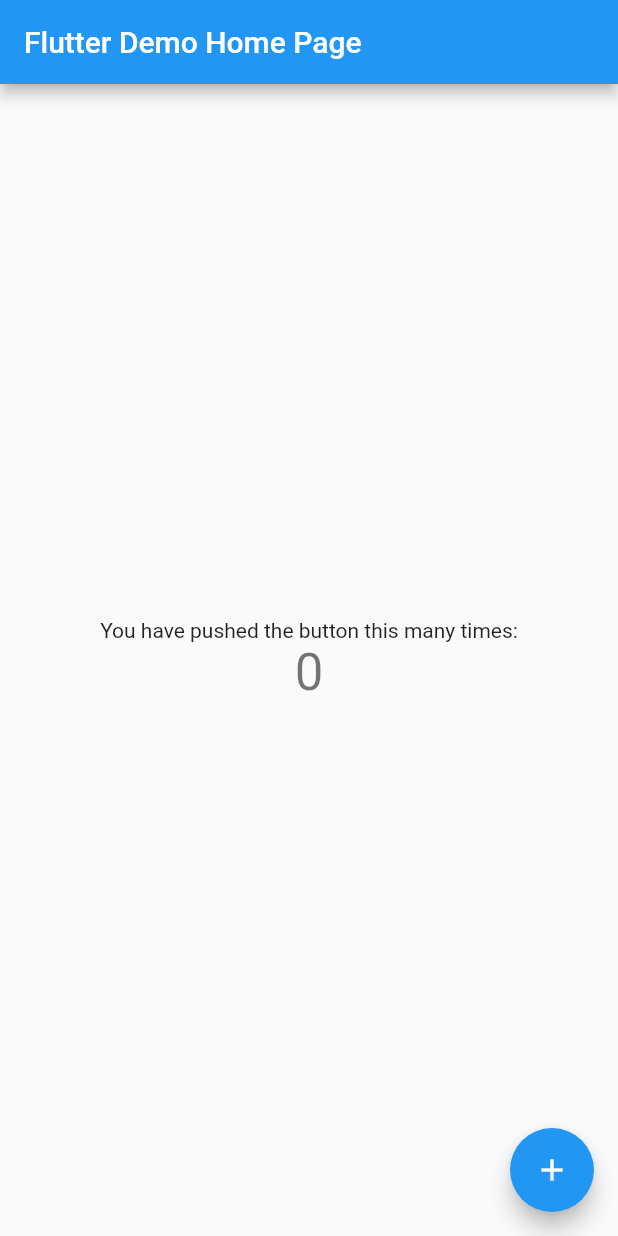
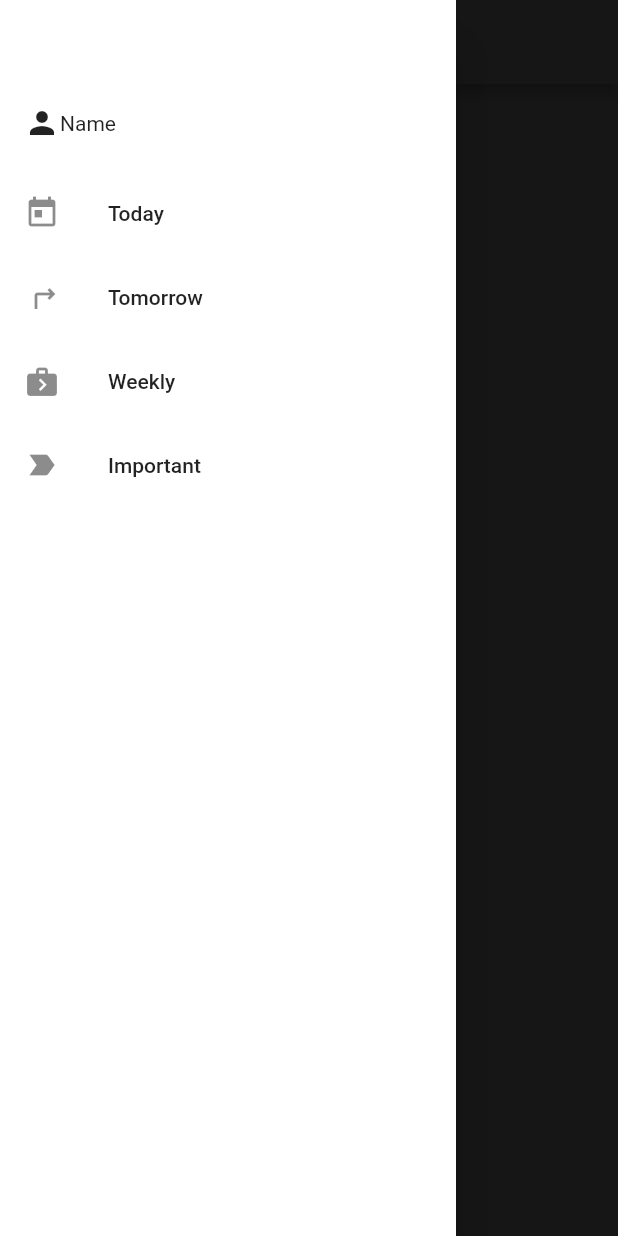
Before and after one commit to Hasith435/todo-app, a Flutter app: the screen it shows after launch, with the side drawer open (before the commit the screen has no drawer), on a phone screen of 412 x 824 dp. Run offline on Flutter 3.47's test engine with Material 2 defaults, Android fonts, the phone set to English and light mode, and no system bars.

Commit message:
added code
Added code to the main file

```diff
--- a/todo_app/lib/main.dart
+++ b/todo_app/lib/main.dart
@@ -1,115 +1,116 @@
+import 'dart:convert';
+
 import 'package:flutter/material.dart';
 
 void main() {
-  runApp(const MyApp());
+  runApp(const Todo());
 }
 
-class MyApp extends StatelessWidget {
-  const MyApp({super.key});
+class Todo extends StatelessWidget {
+  const Todo({super.key});
 
-  // This widget is the root of your application.
   @override
   Widget build(BuildContext context) {
     return MaterialApp(
-      title: 'Flutter Demo',
-      theme: ThemeData(
-        // This is the theme of your application.
-        //
-        // Try running your application with "flutter run". You'll see the
-        // application has a blue toolbar. Then, without quitting the app, try
-        // changing the primarySwatch below to Colors.green and then invoke
-        // "hot reload" (press "r" in the console where you ran "flutter run",
-        // or simply save your changes to "hot reload" in a Flutter IDE).
-        // Notice that the counter didn't reset back to zero; the application
-        // is not restarted.
-        primarySwatch: Colors.blue,
-      ),
-      home: const MyHomePage(title: 'Flutter Demo Home Page'),
+      debugShowCheckedModeBanner: false,
+      theme: ThemeData(primarySwatch: Colors.grey),
+      home: const RootPage(),
     );
   }
 }
 
-class MyHomePage extends StatefulWidget {
-  const MyHomePage({super.key, required this.title});
-
-  // This widget is the home page of your application. It is stateful, meaning
-  // that it has a State object (defined below) that contains fields that affect
-  // how it looks.
-
-  // This class is the configuration for the state. It holds the values (in this
-  // case the title) provided by the parent (in this case the App widget) and
-  // used by the build method of the State. Fields in a Widget subclass are
-  // always marked "final".
-
-  final String title;
+class RootPage extends StatefulWidget {
+  const RootPage({super.key});
 
   @override
-  State<MyHomePage> createState() => _MyHomePageState();
+  State<RootPage> createState() => _RootPageState();
 }
 
-class _MyHomePageState extends State<MyHomePage> {
-  int _counter = 0;
-
-  void _incrementCounter() {
-    setState(() {
-      // This call to setState tells the Flutter framework that something has
-      // changed in this State, which causes it to rerun the build method below
-      // so that the display can reflect the updated values. If we changed
-      // _counter without calling setState(), then the build method would not be
-      // called again, and so nothing would appear to happen.
-      _counter++;
-    });
-  }
-
+class _RootPageState extends State<RootPage> {
   @override
   Widget build(BuildContext context) {
-    // This method is rerun every time setState is called, for instance as done
-    // by the _incrementCounter method above.
-    //
-    // The Flutter framework has been optimized to make rerunning build methods
-    // fast, so that you can just rebuild anything that needs updating rather
-    // than having to individually change instances of widgets.
     return Scaffold(
+      backgroundColor: Colors.grey[850],
       appBar: AppBar(
-        // Here we take the value from the MyHomePage object that was created by
-        // the App.build method, and use it to set our appbar title.
-        title: Text(widget.title),
+        title: const Text(
+          "To-Do",
+          style: TextStyle(color: Colors.white),
+        ),
+        backgroundColor: Colors.grey[850],
       ),
-      body: Center(
-        // Center is a layout widget. It takes a single child and positions it
-        // in the middle of the parent.
-        child: Column(
-          // Column is also a layout widget. It takes a list of children and
-          // arranges them vertically. By default, it sizes itself to fit its
-          // children horizontally, and tries to be as tall as its parent.
-          //
-          // Invoke "debug painting" (press "p" in the console, choose the
-          // "Toggle Debug Paint" action from the Flutter Inspector in Android
-          // Studio, or the "Toggle Debug Paint" command in Visual Studio Code)
-          // to see the wireframe for each widget.
-          //
-          // Column has various properties to control how it sizes itself and
-          // how it positions its children. Here we use mainAxisAlignment to
-          // center the children vertically; the main axis here is the vertical
-          // axis because Columns are vertical (the cross axis would be
-          // horizontal).
+      body: SingleChildScrollView(
+        child: Row(
           mainAxisAlignment: MainAxisAlignment.center,
-          children: <Widget>[
-            const Text(
-              'You have pushed the button this many times:',
-            ),
+          crossAxisAlignment: CrossAxisAlignment.center,
+          children: const [
             Text(
-              '$_counter',
-              style: Theme.of(context).textTheme.headlineMedium,
-            ),
+              'HI (NAME)!',
+              style: TextStyle(color: Colors.white),
+            )
           ],
         ),
       ),
-      floatingActionButton: FloatingActionButton(
-        onPressed: _incrementCounter,
-        tooltip: 'Increment',
-        child: const Icon(Icons.add),
-      ), // This trailing comma makes auto-formatting nicer for build methods.
+      drawer: const NavigationDrawer(),
     );
   }
 }
+
+class NavigationDrawer extends StatelessWidget {
+  const NavigationDrawer({super.key});
+
+  @override
+  Widget build(BuildContext context) => Drawer(
+        backgroundColor: Colors.white,
+        child: SingleChildScrollView(
+          child: Column(
+            crossAxisAlignment: CrossAxisAlignment.stretch,
+            children: [
+              Column(
+                children: [
+                  Container(
+                    padding: const EdgeInsets.fromLTRB(16, 70, 2, 20),
+                    child: Row(
+                      children: [
+                        const Icon(Icons.person),
+                        const Text('Name'),
+                        Divider(
+                          color: Colors.grey[400],
+                          thickness: 40,
+                        )
+                      ],
+                    ),
+                  ),
+
+                  //Today button
+                  ListTile(
+                    leading: const Icon(Icons.today),
+                    title: const Text('Today'),
+                    onTap: () {},
+                  ),
+
+                  //Tomorrow button
+                  ListTile(
+                    leading: const Icon(Icons.turn_right),
+                    title: const Text('Tomorrow'),
+                    onTap: () {},
+                  ),
+
+                  //Weekly button
+                  ListTile(
+                    leading: const Icon(Icons.next_week),
+                    title: const Text('Weekly'),
+                    onTap: () {},
+                  ),
+
+                  //important button
+                  ListTile(
+                      leading: const Icon(Icons.label_important),
+                      title: const Text('Important'),
+                      onTap: () {}),
+                ],
+              )
+            ],
+          ),
+        ),
+      );
+}
```
